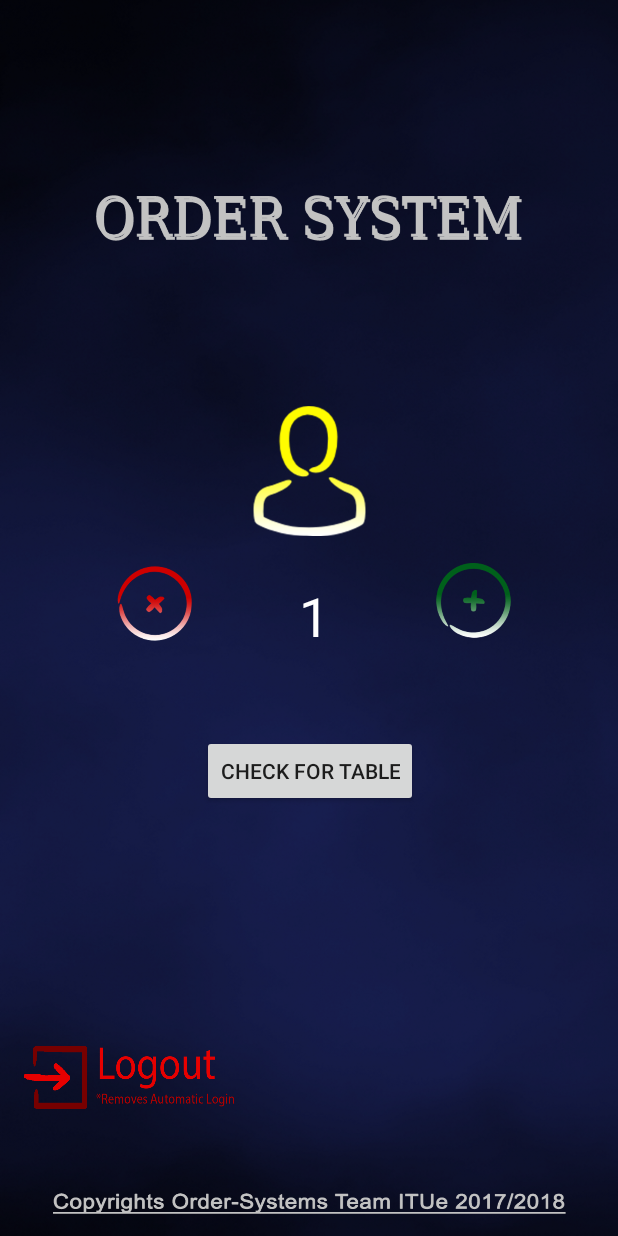
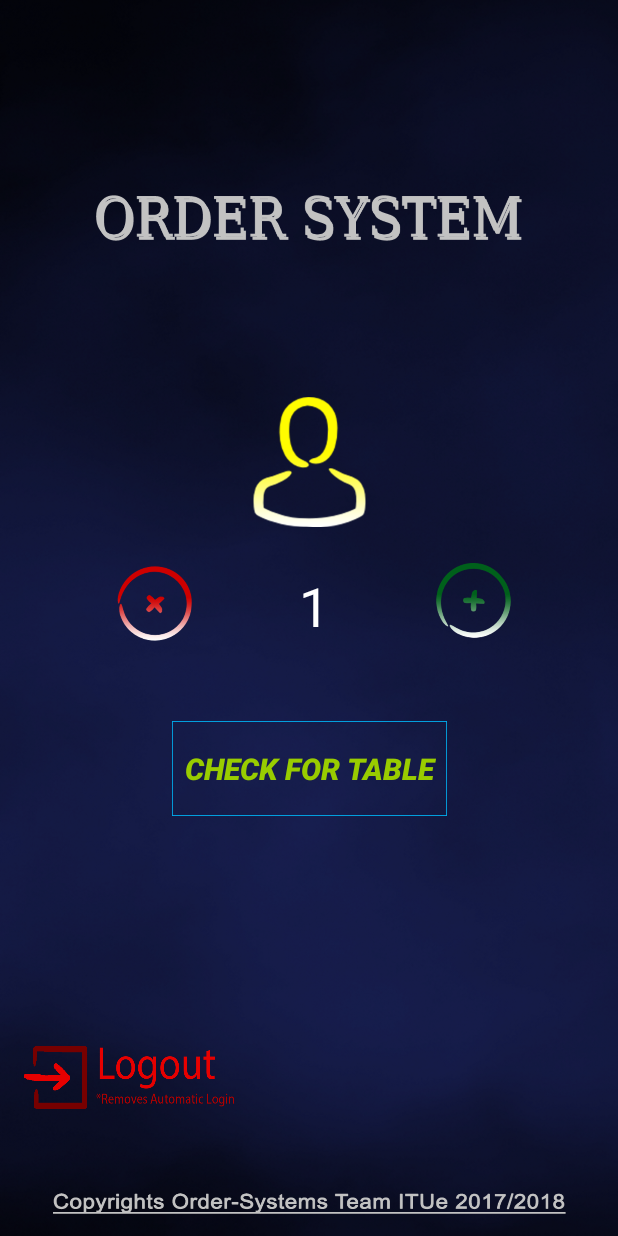
Before and after one commit to UserInterfaceProjectBrno/UIProj, an Android app: the table_handle screen opened directly, with no data from a screen before it, on a phone screen of 412 x 824 dp. Run offline under Robolectric (Android 15) with nearby library versions, the phone set to English and light mode, and no system bars; our stand-ins replace Firebase (no records; nobody signed in at launch, a user with empty details on screens opened directly).

Commit message:
Nikos445

```diff
--- a/app/src/main/java/com/example/nasty/UIProject/login_page.java
+++ b/app/src/main/java/com/example/nasty/UIProject/login_page.java
@@ -321,7 +321,7 @@ public class login_page extends AppCompatActivity {
                 });
     }
 
-    private void fadeOutAndHideImage(final View img) {
+    public void fadeOutAndHideImage(final View img) {
         Animation fadeOut = new AlphaAnimation(1, 0);
         fadeOut.setInterpolator(new AccelerateInterpolator());
         fadeOut.setDuration(500);
@@ -341,7 +341,7 @@ public class login_page extends AppCompatActivity {
         img.startAnimation(fadeOut);
     }
 
-    private void fadeIn(final View img) {
+    public void fadeIn(final View img) {
         Animation fadeIn = new AlphaAnimation(0, 1);
         fadeIn.setInterpolator(new AccelerateInterpolator());
         fadeIn.setDuration(400);
--- a/app/src/main/res/layout/activity_table_handle.xml
+++ b/app/src/main/res/layout/activity_table_handle.xml
@@ -33,18 +33,22 @@
 
     <Button
         android:id="@+id/CheckForTableButton"
-        android:layout_width="wrap_content"
-        android:layout_height="wrap_content"
+        android:layout_width="183dp"
+        android:layout_height="63dp"
         android:layout_marginBottom="8dp"
         android:layout_marginTop="8dp"
+        android:background="@drawable/rectangle"
         android:text="Check For Table"
-        android:onClick="clickedCheck"
+        android:textAlignment="center"
+        android:textColor="@android:color/holo_green_light"
+        android:textSize="20sp"
+        android:textStyle="bold|italic"
         app:layout_constraintBottom_toBottomOf="parent"
+        app:layout_constraintHorizontal_bias="0.502"
         app:layout_constraintLeft_toLeftOf="parent"
         app:layout_constraintRight_toRightOf="parent"
         app:layout_constraintTop_toTopOf="parent"
-        app:layout_constraintVertical_bias="0.634"
-        app:layout_constraintHorizontal_bias="0.502" />
+        app:layout_constraintVertical_bias="0.635" />
 
     <ImageView
         android:id="@+id/PersonImg"
```
Also changed, not shown: app/src/main/java/com/example/nasty/UIProject/table_handle.java (+1 -14 lines).
